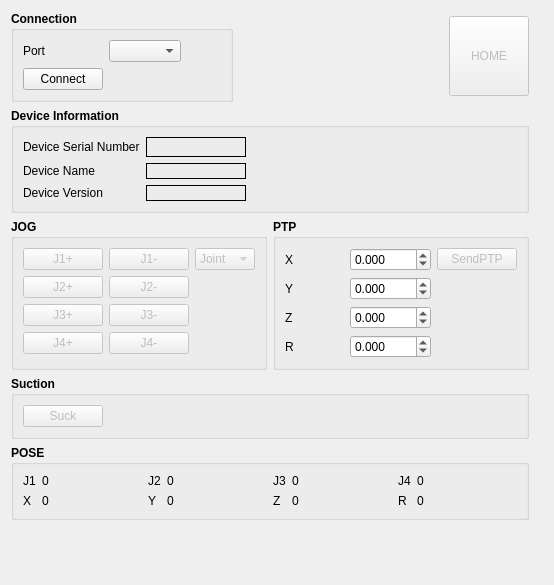
Before: the Qt Designer form MetaCommLib/dobot/src/DobotControlForm.ui in metavisionvn/MetaCommunicationLib, drawn with Qt 5.
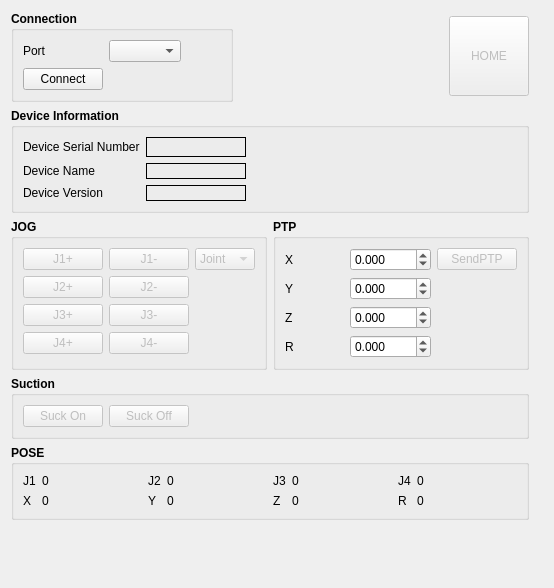
After: the same form once the commit is applied.

Commit message: 1. Fix bug when build on windows 2. Test application with Dobot

```diff
--- a/MetaCommLib/dobot/src/DobotControlForm.ui
+++ b/MetaCommLib/dobot/src/DobotControlForm.ui
@@ -7,7 +7,7 @@
     <x>0</x>
     <y>0</y>
     <width>554</width>
-    <height>585</height>
+    <height>588</height>
    </rect>
   </property>
   <property name="windowTitle">
@@ -148,11 +148,11 @@
          </font>
         </property>
         <property name="text">
-         <string>Suck</string>
+         <string>Suck On</string>
         </property>
        </widget>
       </item>
-      <item row="0" column="1">
+      <item row="0" column="2">
        <spacer name="horizontalSpacer">
         <property name="orientation">
          <enum>Qt::Horizontal</enum>
@@ -165,6 +165,22 @@
         </property>
        </spacer>
       </item>
+      <item row="0" column="1">
+       <widget class="QPushButton" name="ctrlSuckOff">
+        <property name="enabled">
+         <bool>false</bool>
+        </property>
+        <property name="font">
+         <font>
+          <weight>50</weight>
+          <bold>false</bold>
+         </font>
+        </property>
+        <property name="text">
+         <string>Suck Off</string>
+        </property>
+       </widget>
+      </item>
      </layout>
     </widget>
    </item>
```
Left out of the diff: 2 changed lines with no effect on the pictures. The commit also changes 9 other files.
